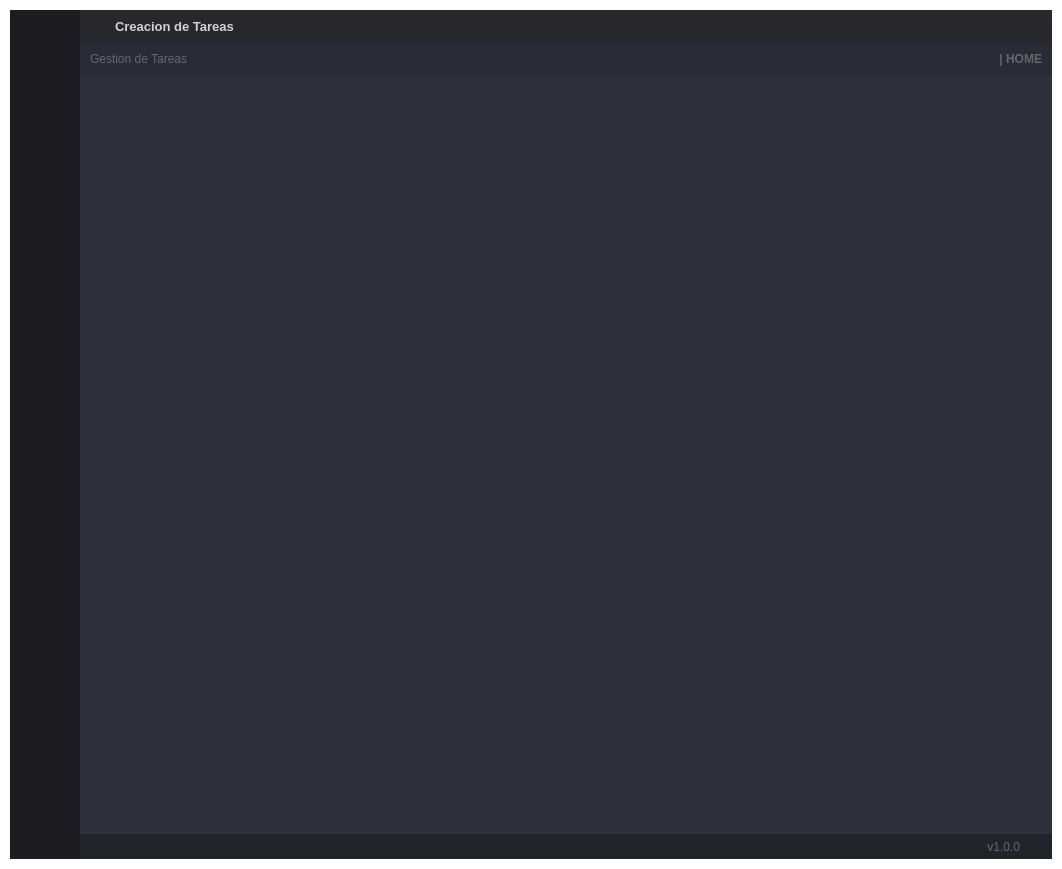
Norjuelas/DriverQRLector, file GUI_BASE.ui: the form before one commit.
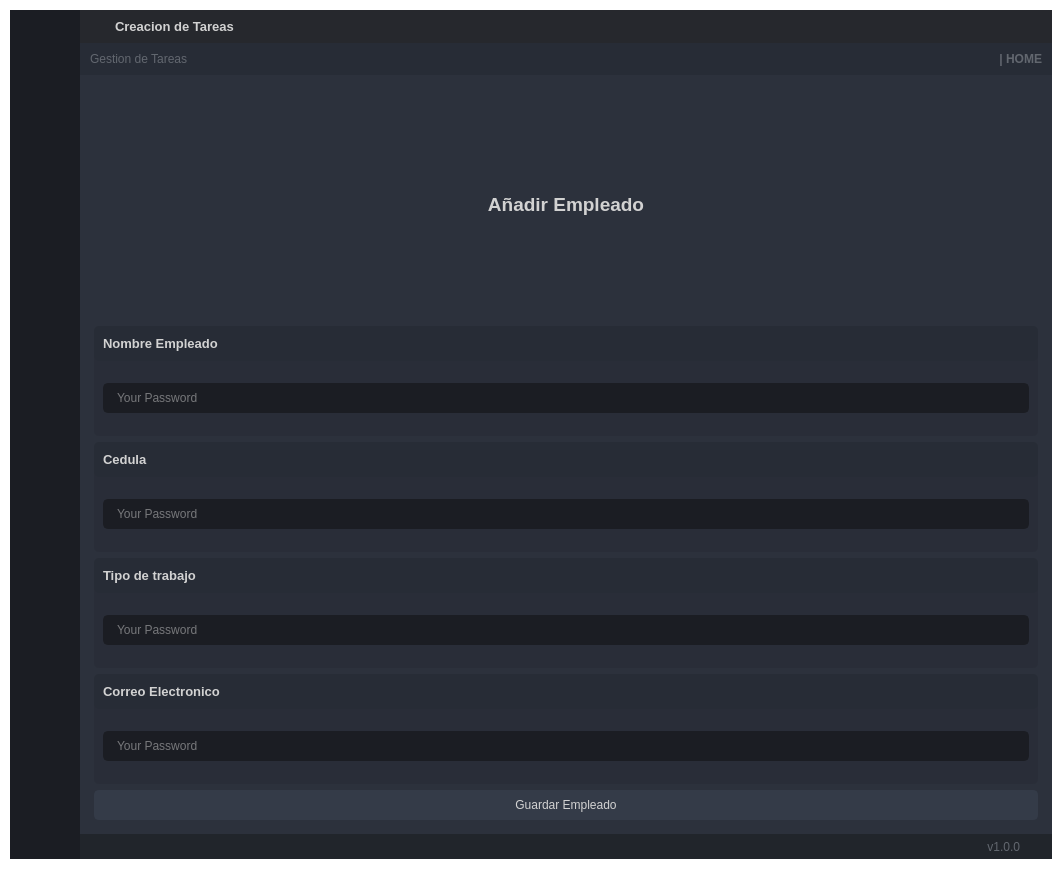
The form after the commit. The open tabs and pages were chosen to show the change. Icons and pictures are not drawn.

Commit message:
Update UI and dependencies for improved functionality and layout
- Added new dependencies: chardet==5.2.0 and reportlab==4.4.0 to requirements.txt
- Modified the layout of the main UI in ui_main.py, including:
  - Adjusted vertical layouts and grid layouts for better organization
  - Added new buttons: "Generar Excel" and "ELIMINAR TODO"
  - Updated labels and placeholders for better user guidance
  - Enhanced styling for buttons and input fields
- Updated the binary file trabajos_database.xlsx

```diff
--- a/GUI_BASE.ui
+++ b/GUI_BASE.ui
@@ -1362,7 +1362,7 @@
                    <number>2</number>
                   </property>
                   <widget class="QWidget" name="page_home">
-                   <layout class="QVBoxLayout" name="verticalLayout_11">
+                   <layout class="QVBoxLayout" name="verticalLayout_10">
                     <item>
                      <layout class="QGridLayout" name="gridLayout_2">
                       <item row="1" column="0">
@@ -1406,35 +1406,8 @@
                         </property>
                        </widget>
                       </item>
-                     </layout>
-                    </item>
-                    <item>
-                     <layout class="QVBoxLayout" name="verticalLayout_14">
-                      <item>
-                       <widget class="QLabel" name="label">
-                        <property name="font">
-                         <font>
-                          <family>Segoe UI</family>
-                          <pointsize>14</pointsize>
-                         </font>
-                        </property>
-                        <property name="text">
-                         <string>Informacion del vale:</string>
-                        </property>
-                        <property name="alignment">
-                         <set>Qt::AlignCenter</set>
-                        </property>
-                       </widget>
-                      </item>
-                      <item>
-                       <widget class="QWidget" name="WidgetTabla" native="true"/>
-                      </item>
-                     </layout>
-                    </item>
-                    <item>
-                     <layout class="QVBoxLayout" name="verticalLayout_10">
-                      <item>
-                       <widget class="QPushButton" name="btnRegisterVale">
+                      <item row="1" column="0">
+                       <widget class="QLabel" name="label_2">
                         <property name="minimumSize">
                          <size>
                           <width>150</width>
@@ -1482,17 +1455,585 @@
                      <height>749</height>
                     </size>
                    </property>
-                   <widget class="QWidget" name="verticalLayoutWidget_3">
-                    <property name="geometry">
-                     <rect>
-                      <x>0</x>
-                      <y>0</y>
-                      <width>2</width>
-                      <height>2</height>
-                     </rect>
-                    </property>
-                    <layout class="QVBoxLayout" name="verticalLayout_15"/>
-                   </widget>
+                   <layout class="QVBoxLayout" name="verticalLayout_11">
+                    <item>
+                     <layout class="QVBoxLayout" name="verticalLayout_15">
+                      <item>
+                       <widget class="QLabel" name="label">
+                        <property name="text">
+                         <string>&lt;html&gt;&lt;head/&gt;&lt;body&gt;&lt;p align=&quot;center&quot;&gt;&lt;span style=&quot; font-size:14pt; font-weight:600;&quot;&gt;Añadir Empleado&lt;/span&gt;&lt;/p&gt;&lt;/body&gt;&lt;/html&gt;</string>
+                        </property>
+                       </widget>
+                      </item>
+                     </layout>
+                    </item>
+                    <item>
+                     <widget class="QFrame" name="frame_div_content_7">
+                      <property name="minimumSize">
+                       <size>
+                        <width>0</width>
+                        <height>110</height>
+                       </size>
+                      </property>
+                      <property name="maximumSize">
+                       <size>
+                        <width>16777215</width>
+                        <height>110</height>
+                       </size>
+                      </property>
+                      <property name="styleSheet">
+                       <string notr="true">background-color: rgb(41, 45, 56);
+border-radius: 5px;
+</string>
+                      </property>
+                      <property name="frameShape">
+                       <enum>QFrame::NoFrame</enum>
+                      </property>
+                      <property name="frameShadow">
+                       <enum>QFrame::Raised</enum>
+                      </property>
+                      <layout class="QVBoxLayout" name="verticalLayout_44">
+                       <property name="spacing">
+                        <number>0</number>
+                       </property>
+                       <property name="leftMargin">
+                        <number>0</number>
+                       </property>
+                       <property name="topMargin">
+                        <number>0</number>
+                       </property>
+                       <property name="rightMargin">
+                        <number>0</number>
+                       </property>
+                       <property name="bottomMargin">
+                        <number>0</number>
+                       </property>
+                       <item>
+                        <widget class="QFrame" name="frame_title_wid_8">
+                         <property name="maximumSize">
+                          <size>
+                           <width>16777215</width>
+                           <height>35</height>
+                          </size>
+                         </property>
+                         <property name="styleSheet">
+                          <string notr="true">background-color: rgb(39, 44, 54);</string>
+                         </property>
+                         <property name="frameShape">
+                          <enum>QFrame::StyledPanel</enum>
+                         </property>
+                         <property name="frameShadow">
+                          <enum>QFrame::Raised</enum>
+                         </property>
+                         <layout class="QVBoxLayout" name="verticalLayout_45">
+                          <item>
+                           <widget class="QLabel" name="labelBoxNombreEmpleado">
+                            <property name="font">
+                             <font>
+                              <family>Segoe UI</family>
+                              <pointsize>10</pointsize>
+                              <weight>75</weight>
+                              <bold>true</bold>
+                             </font>
+                            </property>
+                            <property name="styleSheet">
+                             <string notr="true"/>
+                            </property>
+                            <property name="text">
+                             <string>Nombre Empleado</string>
+                            </property>
+                           </widget>
+                          </item>
+                         </layout>
+                        </widget>
+                       </item>
+                       <item>
+                        <widget class="QFrame" name="frame_content_wid_8">
+                         <property name="frameShape">
+                          <enum>QFrame::NoFrame</enum>
+                         </property>
+                         <property name="frameShadow">
+                          <enum>QFrame::Raised</enum>
+                         </property>
+                         <layout class="QVBoxLayout" name="verticalLayout_46">
+                          <item>
+                           <layout class="QVBoxLayout" name="verticalLayout_47">
+                            <property name="bottomMargin">
+                             <number>0</number>
+                            </property>
+                            <item>
+                             <widget class="QLineEdit" name="CampoTipoTrabajo_2">
+                              <property name="minimumSize">
+                               <size>
+                                <width>0</width>
+                                <height>30</height>
+                               </size>
+                              </property>
+                              <property name="styleSheet">
+                               <string notr="true">QLineEdit {
+	background-color: rgb(27, 29, 35);
+	border-radius: 5px;
+	border: 2px solid rgb(27, 29, 35);
+	padding-left: 10px;
+}
+QLineEdit:hover {
+	border: 2px solid rgb(64, 71, 88);
+}
+QLineEdit:focus {
+	border: 2px solid rgb(91, 101, 124);
+}</string>
+                              </property>
+                              <property name="text">
+                               <string/>
+                              </property>
+                              <property name="placeholderText">
+                               <string>Your Password</string>
+                              </property>
+                             </widget>
+                            </item>
+                           </layout>
+                          </item>
+                         </layout>
+                        </widget>
+                       </item>
+                      </layout>
+                     </widget>
+                    </item>
+                    <item>
+                     <widget class="QFrame" name="frame_div_content_11">
+                      <property name="minimumSize">
+                       <size>
+                        <width>0</width>
+                        <height>110</height>
+                       </size>
+                      </property>
+                      <property name="maximumSize">
+                       <size>
+                        <width>16777215</width>
+                        <height>110</height>
+                       </size>
+                      </property>
+                      <property name="styleSheet">
+                       <string notr="true">background-color: rgb(41, 45, 56);
+border-radius: 5px;
+</string>
+                      </property>
+                      <property name="frameShape">
+                       <enum>QFrame::NoFrame</enum>
+                      </property>
+                      <property name="frameShadow">
+                       <enum>QFrame::Raised</enum>
+                      </property>
+                      <layout class="QVBoxLayout" name="verticalLayout_49">
+                       <property name="spacing">
+                        <number>0</number>
+                       </property>
+                       <property name="leftMargin">
+                        <number>0</number>
+                       </property>
+                       <property name="topMargin">
+                        <number>0</number>
+                       </property>
+                       <property name="rightMargin">
+                        <number>0</number>
+                       </property>
+                       <property name="bottomMargin">
+                        <number>0</number>
+                       </property>
+                       <item>
+                        <widget class="QFrame" name="frame_title_wid_12">
+                         <property name="maximumSize">
+                          <size>
+                           <width>16777215</width>
+                           <height>35</height>
+                          </size>
+                         </property>
+                         <property name="styleSheet">
+                          <string notr="true">background-color: rgb(39, 44, 54);</string>
+                         </property>
+                         <property name="frameShape">
+                          <enum>QFrame::StyledPanel</enum>
+                         </property>
+                         <property name="frameShadow">
+                          <enum>QFrame::Raised</enum>
+                         </property>
+                         <layout class="QVBoxLayout" name="verticalLayout_61">
+                          <item>
+                           <widget class="QLabel" name="labelBoxBlenderInstalation_17">
+                            <property name="font">
+                             <font>
+                              <family>Segoe UI</family>
+                              <pointsize>10</pointsize>
+                              <weight>75</weight>
+                              <bold>true</bold>
+                             </font>
+                            </property>
+                            <property name="styleSheet">
+                             <string notr="true"/>
+                            </property>
+                            <property name="text">
+                             <string>Cedula</string>
+                            </property>
+                           </widget>
+                          </item>
+                         </layout>
+                        </widget>
+                       </item>
+                       <item>
+                        <widget class="QFrame" name="frame_content_wid_12">
+                         <property name="frameShape">
+                          <enum>QFrame::NoFrame</enum>
+                         </property>
+                         <property name="frameShadow">
+                          <enum>QFrame::Raised</enum>
+                         </property>
+                         <layout class="QVBoxLayout" name="verticalLayout_62">
+                          <item>
+                           <layout class="QVBoxLayout" name="verticalLayout_63">
+                            <property name="bottomMargin">
+                             <number>0</number>
+                            </property>
+                            <item>
+                             <widget class="QLineEdit" name="CampoTipoTrabajo_3">
+                              <property name="minimumSize">
+                               <size>
+                                <width>0</width>
+                                <height>30</height>
+                               </size>
+                              </property>
+                              <property name="styleSheet">
+                               <string notr="true">QLineEdit {
+	background-color: rgb(27, 29, 35);
+	border-radius: 5px;
+	border: 2px solid rgb(27, 29, 35);
+	padding-left: 10px;
+}
+QLineEdit:hover {
+	border: 2px solid rgb(64, 71, 88);
+}
+QLineEdit:focus {
+	border: 2px solid rgb(91, 101, 124);
+}</string>
+                              </property>
+                              <property name="text">
+                               <string/>
+                              </property>
+                              <property name="placeholderText">
+                               <string>Your Password</string>
+                              </property>
+                             </widget>
+                            </item>
+                           </layout>
+                          </item>
+                         </layout>
+                        </widget>
+                       </item>
+                      </layout>
+                     </widget>
+                    </item>
+                    <item>
+                     <widget class="QFrame" name="frame_div_content_12">
+                      <property name="minimumSize">
+                       <size>
+                        <width>0</width>
+                        <height>110</height>
+                       </size>
+                      </property>
+                      <property name="maximumSize">
+                       <size>
+                        <width>16777215</width>
+                        <height>110</height>
+                       </size>
+                      </property>
+                      <property name="styleSheet">
+                       <string notr="true">background-color: rgb(41, 45, 56);
+border-radius: 5px;
+</string>
+                      </property>
+                      <property name="frameShape">
+                       <enum>QFrame::NoFrame</enum>
+                      </property>
+                      <property name="frameShadow">
+                       <enum>QFrame::Raised</enum>
+                      </property>
+                      <layout class="QVBoxLayout" name="verticalLayout_64">
+                       <property name="spacing">
+                        <number>0</number>
+                       </property>
+                       <property name="leftMargin">
+                        <number>0</number>
+                       </property>
+                       <property name="topMargin">
+                        <number>0</number>
+                       </property>
+                       <property name="rightMargin">
+                        <number>0</number>
+                       </property>
+                       <property name="bottomMargin">
+                        <number>0</number>
+                       </property>
+                       <item>
+                        <widget class="QFrame" name="frame_title_wid_13">
+                         <property name="maximumSize">
+                          <size>
+                           <width>16777215</width>
+                           <height>35</height>
+                          </size>
+                         </property>
+                         <property name="styleSheet">
+                          <string notr="true">background-color: rgb(39, 44, 54);</string>
+                         </property>
+                         <property name="frameShape">
+                          <enum>QFrame::StyledPanel</enum>
+                         </property>
+                         <property name="frameShadow">
+                          <enum>QFrame::Raised</enum>
+                         </property>
+                         <layout class="QVBoxLayout" name="verticalLayout_65">
+                          <item>
+                           <widget class="QLabel" name="la">
+                            <property name="font">
+                             <font>
+                              <family>Segoe UI</family>
+                              <pointsize>10</pointsize>
+                              <weight>75</weight>
+                              <bold>true</bold>
+                             </font>
+                            </property>
+                            <property name="styleSheet">
+                             <string notr="true"/>
+                            </property>
+                            <property name="text">
+                             <string>Tipo de trabajo</string>
+                            </property>
+                           </widget>
+                          </item>
+                         </layout>
+                        </widget>
+                       </item>
+                       <item>
+                        <widget class="QFrame" name="frame_content_wid_13">
+                         <property name="frameShape">
+                          <enum>QFrame::NoFrame</enum>
+                         </property>
+                         <property name="frameShadow">
+                          <enum>QFrame::Raised</enum>
+                         </property>
+                         <layout class="QVBoxLayout" name="verticalLayout_66">
+                          <item>
+                           <layout class="QVBoxLayout" name="verticalLayout_67">
+                            <property name="bottomMargin">
+                             <number>0</number>
+                            </property>
+                            <item>
+                             <widget class="QLineEdit" name="QlineCorreoCelular">
+                              <property name="minimumSize">
+                               <size>
+                                <width>0</width>
+                                <height>30</height>
+                               </size>
+                              </property>
+                              <property name="styleSheet">
+                               <string notr="true">QLineEdit {
+	background-color: rgb(27, 29, 35);
+	border-radius: 5px;
+	border: 2px solid rgb(27, 29, 35);
+	padding-left: 10px;
+}
+QLineEdit:hover {
+	border: 2px solid rgb(64, 71, 88);
+}
+QLineEdit:focus {
+	border: 2px solid rgb(91, 101, 124);
+}</string>
+                              </property>
+                              <property name="text">
+                               <string/>
+                              </property>
+                              <property name="placeholderText">
+                               <string>Your Password</string>
+                              </property>
+                             </widget>
+                            </item>
+                           </layout>
+                          </item>
+                         </layout>
+                        </widget>
+                       </item>
+                      </layout>
+                     </widget>
+                    </item>
+                    <item>
+                     <widget class="QFrame" name="frame_div_content_13">
+                      <property name="minimumSize">
+                       <size>
+                        <width>0</width>
+                        <height>110</height>
+                       </size>
+                      </property>
+                      <property name="maximumSize">
+                       <size>
+                        <width>16777215</width>
+                        <height>110</height>
+                       </size>
+                      </property>
+                      <property name="styleSheet">
+                       <string notr="true">background-color: rgb(41, 45, 56);
+border-radius: 5px;
+</string>
+                      </property>
+                      <property name="frameShape">
+                       <enum>QFrame::NoFrame</enum>
+                      </property>
+                      <property name="frameShadow">
+                       <enum>QFrame::Raised</enum>
+                      </property>
+                      <layout class="QVBoxLayout" name="verticalLayout_68">
+                       <property name="spacing">
+                        <number>0</number>
+                       </property>
+                       <property name="leftMargin">
+                        <number>0</number>
+                       </property>
+                       <property name="topMargin">
+                        <number>0</number>
+                       </property>
+                       <property name="rightMargin">
+                        <number>0</number>
+                       </property>
+                       <property name="bottomMargin">
+                        <number>0</number>
+                       </property>
+                       <item>
+                        <widget class="QFrame" name="frame_title_wid_14">
+                         <property name="maximumSize">
+                          <size>
+                           <width>16777215</width>
+                           <height>35</height>
+                          </size>
+                         </property>
+                         <property name="styleSheet">
+                          <string notr="true">background-color: rgb(39, 44, 54);</string>
+                         </property>
+                         <property name="frameShape">
+                          <enum>QFrame::StyledPanel</enum>
+                         </property>
+                         <property name="frameShadow">
+                          <enum>QFrame::Raised</enum>
+                         </property>
+                         <layout class="QVBoxLayout" name="verticalLayout_69">
+                          <item>
+                           <widget class="QLabel" name="labelBoxCorreo">
+                            <property name="font">
+                             <font>
+                              <family>Segoe UI</family>
+                              <pointsize>10</pointsize>
+                              <weight>75</weight>
+                              <bold>true</bold>
+                             </font>
+                            </property>
+                            <property name="styleSheet">
+                             <string notr="true"/>
+                            </property>
+                            <property name="text">
+                             <string>Correo Electronico</string>
+                            </property>
+                           </widget>
+                          </item>
+                         </layout>
+                        </widget>
+                       </item>
+                       <item>
+                        <widget class="QFrame" name="frame_content_wid_14">
+                         <property name="frameShape">
+                          <enum>QFrame::NoFrame</enum>
+                         </property>
+                         <property name="frameShadow">
+                          <enum>QFrame::Raised</enum>
+                         </property>
+                         <layout class="QVBoxLayout" name="verticalLayout_70">
+                          <item>
+                           <layout class="QVBoxLayout" name="verticalLayout_71">
+                            <property name="bottomMargin">
+                             <number>0</number>
+                            </property>
+                            <item>
+                             <widget class="QLineEdit" name="QlineCorreo">
+                              <property name="minimumSize">
+                               <size>
+                                <width>0</width>
+                                <height>30</height>
+                               </size>
+                              </property>
+                              <property name="styleSheet">
+                               <string notr="true">QLineEdit {
+	background-color: rgb(27, 29, 35);
+	border-radius: 5px;
+	border: 2px solid rgb(27, 29, 35);
+	padding-left: 10px;
+}
+QLineEdit:hover {
+	border: 2px solid rgb(64, 71, 88);
+}
+QLineEdit:focus {
+	border: 2px solid rgb(91, 101, 124);
+}</string>
+                              </property>
+                              <property name="text">
+                               <string/>
+                              </property>
+                              <property name="placeholderText">
+                               <string>Your Password</string>
+                              </property>
+                             </widget>
+                            </item>
+                           </layout>
+                          </item>
+                         </layout>
+                        </widget>
+                       </item>
+                      </layout>
+                     </widget>
+                    </item>
+                    <item>
+                     <widget class="QPushButton" name="pushButtonGuardarEmpleado">
+                      <property name="minimumSize">
+                       <size>
+                        <width>150</width>
+                        <height>30</height>
+                       </size>
+                      </property>
+                      <property name="font">
+                       <font>
+                        <family>Segoe UI</family>
+                        <pointsize>9</pointsize>
+                       </font>
+                      </property>
+                      <property name="styleSheet">
+                       <string notr="true">QPushButton {
+	border: 2px solid rgb(52, 59, 72);
+	border-radius: 5px;	
+	background-color: rgb(52, 59, 72);
+}
+QPushButton:hover {
+	background-color: rgb(57, 65, 80);
+	border: 2px solid rgb(61, 70, 86);
+}
+QPushButton:pressed {	
+	background-color: rgb(35, 40, 49);
+	border: 2px solid rgb(43, 50, 61);
+}</string>
+                      </property>
+                      <property name="text">
+                       <string>Guardar Empleado</string>
+                      </property>
+                      <property name="icon">
+                       <iconset resource="files.qrc">
+                        <normaloff>:/16x16/icons/16x16/cil-folder-open.png</normaloff>:/16x16/icons/16x16/cil-folder-open.png</iconset>
+                      </property>
+                     </widget>
+                    </item>
+                   </layout>
                   </widget>
                   <widget class="QWidget" name="page_widgets">
                    <layout class="QVBoxLayout" name="verticalLayout_6">
```
Left out of the diff: 180 changed lines with no effect on the pictures. The commit also changes 12 other files.
